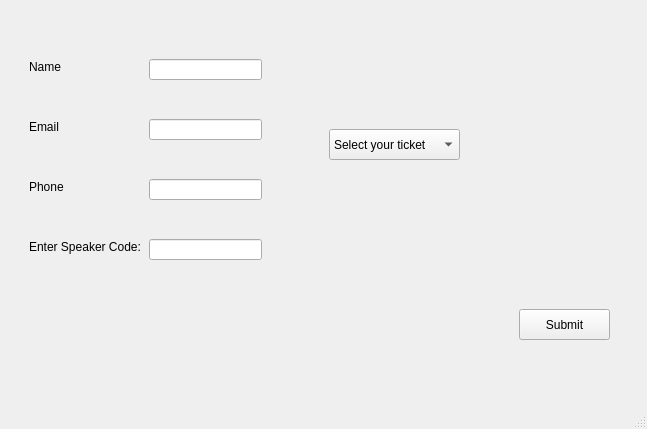
Old version of the form gui.ui in the repository khadijath-dot/Python-Project---Event-Manager.
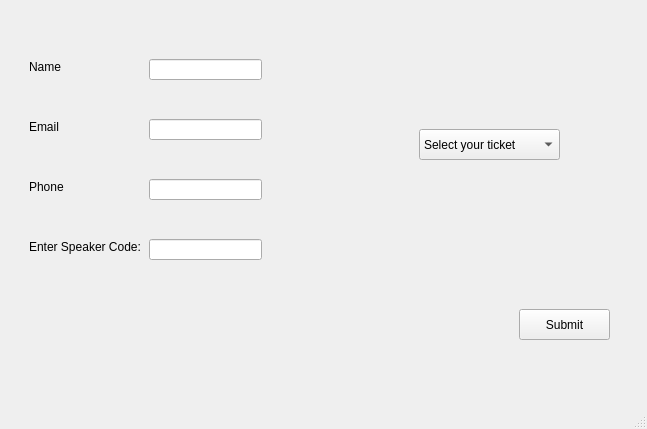
New version of the form.

```diff
--- a/gui.ui
+++ b/gui.ui
@@ -27,7 +27,7 @@
   </property>
   <widget class="QWidget" name="centralwidget">
    <layout class="QGridLayout" name="gridLayout">
-    <item row="0" column="1">
+    <item row="0" column="0">
      <widget class="QStackedWidget" name="stackedWidget">
       <property name="minimumSize">
        <size>
@@ -175,9 +175,9 @@
        <widget class="QComboBox" name="combo_ticket">
         <property name="geometry">
          <rect>
-          <x>320</x>
+          <x>410</x>
           <y>120</y>
-          <width>131</width>
+          <width>141</width>
           <height>31</height>
          </rect>
         </property>
@@ -244,8 +244,8 @@
        <widget class="QLabel" name="label_status">
         <property name="geometry">
          <rect>
-          <x>170</x>
-          <y>310</y>
+          <x>210</x>
+          <y>300</y>
           <width>241</width>
           <height>41</height>
          </rect>
```
